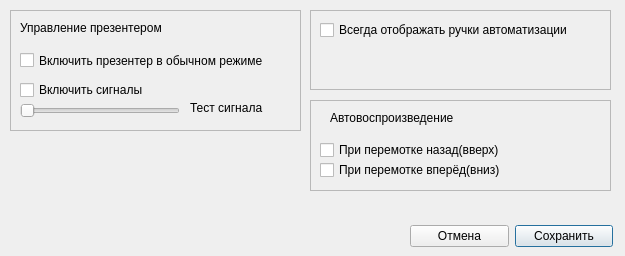
First picture: the form in GUI/options.ui, repository Eugene-q/PresenterPlayer, before the edit.
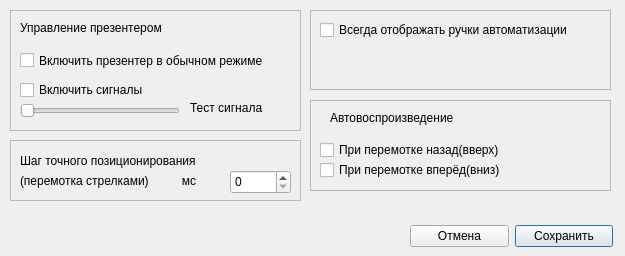
Second picture: the form after the edit.

Commit message: - Задача #105 : [Константу CHANGE_POS_STEP в настройки. Шаг точного позиционирования] Добавлено. Диапазон до 1ч(3600000мс)

The edit to the form file:
```diff
--- a/GUI/options.ui
+++ b/GUI/options.ui
@@ -213,6 +213,73 @@
     </property>
    </widget>
   </widget>
+  <widget class="QFrame" name="frame_3">
+   <property name="geometry">
+    <rect>
+     <x>10</x>
+     <y>140</y>
+     <width>291</width>
+     <height>61</height>
+    </rect>
+   </property>
+   <property name="frameShape">
+    <enum>QFrame::StyledPanel</enum>
+   </property>
+   <property name="frameShadow">
+    <enum>QFrame::Raised</enum>
+   </property>
+   <widget class="QLabel" name="label_4">
+    <property name="geometry">
+     <rect>
+      <x>10</x>
+      <y>10</y>
+      <width>211</width>
+      <height>21</height>
+     </rect>
+    </property>
+    <property name="text">
+     <string>Шаг точного позиционирования</string>
+    </property>
+   </widget>
+   <widget class="QSpinBox" name="spinBoxChangePosStep">
+    <property name="geometry">
+     <rect>
+      <x>220</x>
+      <y>30</y>
+      <width>61</width>
+      <height>24</height>
+     </rect>
+    </property>
+    <property name="wrapping">
+     <bool>false</bool>
+    </property>
+    <property name="specialValueText">
+     <string/>
+    </property>
+    <property name="keyboardTracking">
+     <bool>false</bool>
+    </property>
+    <property name="suffix">
+     <string/>
+    </property>
+    <property name="maximum">
+     <number>360000</number>
+    </property>
+   </widget>
+   <widget class="QLabel" name="label_5">
+    <property name="geometry">
+     <rect>
+      <x>10</x>
+      <y>30</y>
+      <width>211</width>
+      <height>21</height>
+     </rect>
+    </property>
+    <property name="text">
+     <string>(перемотка стрелками)          мс</string>
+    </property>
+   </widget>
+  </widget>
  </widget>
  <resources/>
  <connections/>
```
The commit also changes 1 other file.
